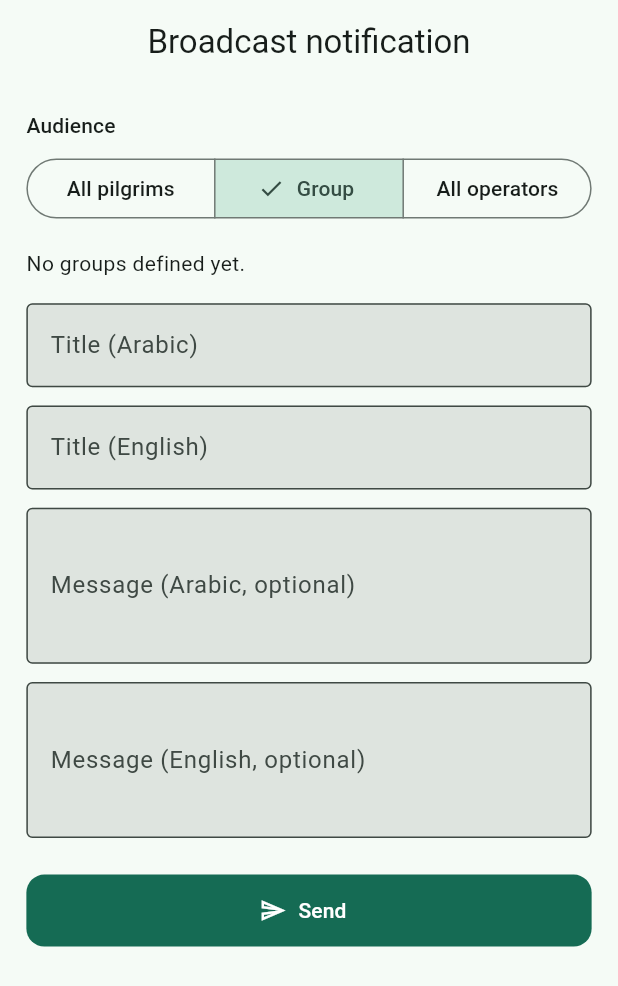
After one commit to khmoustafa95/rafiq_alhajj, a Flutter app: the AdminNotificationBroadcastScreen screen opened by its route, after a tap on "Group", on a phone screen of 412 x 824 dp. The commit adds this screen. Shown: the top 986 px of the screen. Run offline on Flutter 3.47's test engine with Material 3 defaults, Android fonts, the phone set to English and light mode, and no system bars; our stand-ins replace adhan, file_picker, fl_chart, flutter_compass, flutter_riverpod, flutter_screenutil and 6 more; missing offline and left inert: quran; accounts and stored records are empty; generated files the repository leaves out were written again.

Commit message:
Enhance notifications feature: add admin notification broadcast screen, implement notification audience selection, and integrate real-time SnackBar for new notifications. Update routing and localization for new admin functionalities.

```diff
--- a/lib/core/routing/app_router.dart
+++ b/lib/core/routing/app_router.dart
@@ -26,6 +26,7 @@ import 'package:rafiq_alhajj/features/islamic_tools/presentation/widgets/prayer_
 import 'package:rafiq_alhajj/features/islamic_tools/presentation/widgets/qibla_screen.dart';
 import 'package:rafiq_alhajj/features/islamic_tools/presentation/widgets/quran_surah_detail_screen.dart';
 import 'package:rafiq_alhajj/features/islamic_tools/presentation/widgets/quran_surah_list_screen.dart';
+import 'package:rafiq_alhajj/features/notifications/presentation/widgets/admin_notification_broadcast_screen.dart';
 import 'package:rafiq_alhajj/features/notifications/presentation/widgets/notification_list_screen.dart';
 import 'package:rafiq_alhajj/features/operator_intake/presentation/widgets/operator_intake_screen.dart';
 import 'package:rafiq_alhajj/features/operator_intake/presentation/widgets/operator_login_screen.dart';
@@ -208,6 +209,12 @@ GoRouter appRouter(Ref ref) {
         builder: (context, state) => const AdminDashboardScreen(),
       ),
       GoRoute(
+        path: AppRoutes.adminNotificationSend,
+        name: 'adminNotificationSend',
+        builder: (context, state) =>
+            const AdminNotificationBroadcastScreen(),
+      ),
+      GoRoute(
         path: AppRoutes.adminContent,
         name: 'adminContent',
         builder: (context, state) => const AdminContentListScreen(),
--- a/lib/core/routing/app_routes.dart
+++ b/lib/core/routing/app_routes.dart
@@ -33,6 +33,7 @@ abstract final class AppRoutes {
   static const String fieldOperatorPilgrim = '/operator/field/:profileId';
   static const String adminLogin = '/admin/login';
   static const String adminDashboard = '/admin/dashboard';
+  static const String adminNotificationSend = '/admin/notifications/send';
   static const String adminContent = '/admin/content';
   static const String adminContentNew = '/admin/content/new';
   static const String adminContentEdit = '/admin/content/:id/edit';
--- a/lib/core/widgets/app_root.dart
+++ b/lib/core/widgets/app_root.dart
@@ -5,6 +5,7 @@ import 'package:flutter_screenutil/flutter_screenutil.dart';
 import 'package:rafiq_alhajj/core/config/app_config.dart';
 import 'package:rafiq_alhajj/core/routing/app_router.dart';
 import 'package:rafiq_alhajj/core/theme/app_theme.dart';
+import 'package:rafiq_alhajj/features/notifications/presentation/widgets/notification_toast_host.dart';
 import 'package:rafiq_alhajj/l10n/app_localizations.dart';
 
 /// Root widget: Riverpod, ScreenUtil, theme, l10n, and [GoRouter].
@@ -47,6 +48,9 @@ class AppRoot extends ConsumerWidget {
           ],
           supportedLocales: AppLocalizations.supportedLocales,
           routerConfig: router,
+          builder: (context, routerChild) {
+            return NotificationToastHost(child: routerChild);
+          },
         );
       },
     );
--- a/lib/features/admin_analytics/presentation/widgets/admin_dashboard_screen.dart
+++ b/lib/features/admin_analytics/presentation/widgets/admin_dashboard_screen.dart
@@ -117,6 +117,12 @@ class AdminDashboardScreen extends ConsumerWidget {
               ),
               SizedBox(height: 16.h),
               OutlinedButton.icon(
+                onPressed: () => context.push(AppRoutes.adminNotificationSend),
+                icon: const Icon(Icons.campaign_outlined),
+                label: Text(l10n.adminSendNotification),
+              ),
+              SizedBox(height: 12.h),
+              OutlinedButton.icon(
                 onPressed: () => context.push(AppRoutes.adminContent),
                 icon: const Icon(Icons.article_outlined),
                 label: Text(l10n.adminManageContent),
--- a/lib/features/notifications/data/repositories/notification_repository.dart
+++ b/lib/features/notifications/data/repositories/notification_repository.dart
@@ -1,6 +1,7 @@
 import 'package:rafiq_alhajj/core/config/app_config.dart';
 import 'package:rafiq_alhajj/features/notifications/data/dtos/inbox_notification_dto.dart';
 import 'package:rafiq_alhajj/features/notifications/domain/models/inbox_notification.dart';
+import 'package:rafiq_alhajj/features/notifications/domain/models/notification_audience.dart';
 import 'package:supabase_flutter/supabase_flutter.dart';
 
 class NotificationException implements Exception {
@@ -95,6 +96,60 @@ class NotificationRepository {
     }
   }
 
+  Future<List<NotificationGroupOption>> fetchGroups() async {
+    if (!isAvailable) {
+      return [];
+    }
+
+    try {
+      final rows = await _client!
+          .from('groups')
+          .select('id, name')
+          .order('name');
+
+      return (rows as List<dynamic>)
+          .map(
+            (row) {
+              final map = Map<String, dynamic>.from(row as Map);
+              return NotificationGroupOption(
+                id: map['id'] as String,
+                name: map['name'] as String,
+              );
+            },
+          )
+          .toList();
+    } on PostgrestException catch (e) {
+      throw NotificationException(e.message);
+    }
+  }
+
+  Future<int> sendBroadcast({
+    required NotificationBroadcastInput input,
+  }) async {
+    if (!isAvailable) {
+      throw const NotificationException('Supabase is not configured');
+    }
+
+    try {
+      final result = await _client!.rpc<num>(
+        'send_notification_broadcast',
+        params: {
+          'p_audience': input.audience.rpcValue,
+          'p_title_ar': input.titleAr,
+          'p_title_en': input.titleEn,
+          'p_body_ar': input.bodyAr,
+          'p_body_en': input.bodyEn,
+          'p_payload': input.payload,
+          'p_group_id': input.groupId,
+        },
+      );
+
+      return result.toInt();
+    } on PostgrestException catch (e) {
+      throw NotificationException(e.message);
+    }
+  }
+
   Future<void> markAllAsRead(String recipientId) async {
     if (!isAvailable) {
       return;
--- /dev/null
+++ b/lib/features/notifications/domain/models/notification_audience.dart
@@ -0,0 +1,38 @@
+enum NotificationAudience {
+  allPilgrims,
+  groupPilgrims,
+  allOperators;
+
+  String get rpcValue => switch (this) {
+        NotificationAudience.allPilgrims => 'all_pilgrims',
+        NotificationAudience.groupPilgrims => 'group_pilgrims',
+        NotificationAudience.allOperators => 'all_operators',
+      };
+}
+
+class NotificationGroupOption {
+  const NotificationGroupOption({required this.id, required this.name});
+
+  final String id;
+  final String name;
+}
+
+class NotificationBroadcastInput {
+  const NotificationBroadcastInput({
+    required this.audience,
+    required this.titleAr,
+    required this.titleEn,
+    this.bodyAr,
+    this.bodyEn,
+    this.groupId,
+    this.payload = const {},
+  });
+
+  final NotificationAudience audience;
+  final String titleAr;
+  final String titleEn;
+  final String? bodyAr;
+  final String? bodyEn;
+  final String? groupId;
+  final Map<String, dynamic> payload;
+}
--- /dev/null
+++ b/lib/features/notifications/presentation/widgets/admin_notification_broadcast_screen.dart
@@ -0,0 +1,226 @@
+import 'dart:async';
+
+import 'package:flutter/material.dart';
+import 'package:flutter_riverpod/flutter_riverpod.dart';
+import 'package:flutter_screenutil/flutter_screenutil.dart';
+import 'package:rafiq_alhajj/features/notifications/domain/models/notification_audience.dart';
+import 'package:rafiq_alhajj/features/notifications/presentation/providers/notification_providers.dart';
+import 'package:rafiq_alhajj/l10n/app_localizations.dart';
+
+class AdminNotificationBroadcastScreen extends ConsumerStatefulWidget {
+  const AdminNotificationBroadcastScreen({super.key});
+
+  @override
+  ConsumerState<AdminNotificationBroadcastScreen> createState() =>
+      _AdminNotificationBroadcastScreenState();
+}
+
+class _AdminNotificationBroadcastScreenState
+    extends ConsumerState<AdminNotificationBroadcastScreen> {
+  final _formKey = GlobalKey<FormState>();
+  final _titleArController = TextEditingController();
+  final _titleEnController = TextEditingController();
+  final _bodyArController = TextEditingController();
+  final _bodyEnController = TextEditingController();
+
+  NotificationAudience _audience = NotificationAudience.allPilgrims;
+  String? _groupId;
+
+  @override
+  void dispose() {
+    _titleArController.dispose();
+    _titleEnController.dispose();
+    _bodyArController.dispose();
+    _bodyEnController.dispose();
+    super.dispose();
+  }
+
+  Future<void> _submit() async {
+    if (!_formKey.currentState!.validate()) {
+      return;
+    }
+
+    if (_audience == NotificationAudience.groupPilgrims && _groupId == null) {
+      return;
+    }
+
+    final l10n = AppLocalizations.of(context);
+    final count = await ref
+        .read(adminNotificationBroadcastProvider.notifier)
+        .send(
+          NotificationBroadcastInput(
+            audience: _audience,
+            titleAr: _titleArController.text.trim(),
+            titleEn: _titleEnController.text.trim(),
+            bodyAr: _optionalText(_bodyArController.text),
+            bodyEn: _optionalText(_bodyEnController.text),
+            groupId: _groupId,
+            payload: const {'route': 'home'},
+          ),
+        );
+
+    if (!mounted) {
+      return;
+    }
+
+    if (count == null) {
+      ScaffoldMessenger.of(context).showSnackBar(
+        SnackBar(content: Text(l10n.adminNotificationSendError)),
+      );
+      return;
+    }
+
+    ScaffoldMessenger.of(context).showSnackBar(
+      SnackBar(
+        content: Text(l10n.adminNotificationSendSuccess(count)),
+      ),
+    );
+
+    _titleArController.clear();
+    _titleEnController.clear();
+    _bodyArController.clear();
+    _bodyEnController.clear();
+  }
+
+  String? _optionalText(String value) {
+    final trimmed = value.trim();
+    return trimmed.isEmpty ? null : trimmed;
+  }
+
+  @override
+  Widget build(BuildContext context) {
+    final l10n = AppLocalizations.of(context);
+    final groupsAsync = ref.watch(notificationGroupsProvider);
+    final isSending = ref.watch(adminNotificationBroadcastProvider).isLoading;
+
+    return Scaffold(
+      appBar: AppBar(
+        title: Text(l10n.adminNotificationSendTitle),
+      ),
+      body: Form(
+        key: _formKey,
+        child: ListView(
+          padding: EdgeInsets.all(16.w),
+          children: [
+            Text(
+              l10n.adminNotificationAudienceLabel,
+              style: Theme.of(context).textTheme.titleSmall,
+            ),
+            SizedBox(height: 8.h),
+            SegmentedButton<NotificationAudience>(
+              segments: [
+                ButtonSegment(
+                  value: NotificationAudience.allPilgrims,
+                  label: Text(l10n.adminNotificationAudienceAllPilgrims),
+                ),
+                ButtonSegment(
+                  value: NotificationAudience.groupPilgrims,
+                  label: Text(l10n.adminNotificationAudienceGroup),
+                ),
+                ButtonSegment(
+                  value: NotificationAudience.allOperators,
+                  label: Text(l10n.adminNotificationAudienceOperators),
+                ),
+              ],
+              selected: {_audience},
+              onSelectionChanged: (selection) {
+                setState(() {
+                  _audience = selection.first;
+                  if (_audience != NotificationAudience.groupPilgrims) {
+                    _groupId = null;
+                  }
+                });
+              },
+            ),
+            if (_audience == NotificationAudience.groupPilgrims) ...[
+              SizedBox(height: 16.h),
+              groupsAsync.when(
+                loading: () => const LinearProgressIndicator(),
+                error: (_, _) => Text(l10n.adminNotificationGroupsLoadError),
+                data: (groups) {
+                  if (groups.isEmpty) {
+                    return Text(l10n.adminNotificationGroupsEmpty);
+                  }
+                  return DropdownButtonFormField<String>(
+                    decoration: InputDecoration(
+                      labelText: l10n.adminNotificationGroupLabel,
+                      border: const OutlineInputBorder(),
+                    ),
+                    initialValue: _groupId,
+                    items: [
+                      for (final group in groups)
+                        DropdownMenuItem(
+                          value: group.id,
+                          child: Text(group.name),
+                        ),
+                    ],
+                    onChanged: (value) => setState(() => _groupId = value),
+                    validator: (value) {
+                      if (_audience == NotificationAudience.groupPilgrims &&
+                          (value == null || value.isEmpty)) {
+                        return l10n.adminNotificationGroupRequired;
+                      }
+                      return null;
+                    },
+                  );
+                },
+              ),
+            ],
+            SizedBox(height: 16.h),
+            TextFormField(
+              controller: _titleArController,
+              decoration: InputDecoration(
+                labelText: l10n.adminNotificationTitleAr,
+                border: const OutlineInputBorder(),
+              ),
+              validator: (value) => value == null || value.trim().isEmpty
+                  ? l10n.adminNotificationTitleRequired
+                  : null,
+            ),
+            SizedBox(height: 12.h),
+            TextFormField(
+              controller: _titleEnController,
+              decoration: InputDecoration(
+                labelText: l10n.adminNotificationTitleEn,
+                border: const OutlineInputBorder(),
+              ),
+              validator: (value) => value == null || value.trim().isEmpty
+                  ? l10n.adminNotificationTitleRequired
+                  : null,
+            ),
+            SizedBox(height: 12.h),
+            TextFormField(
+              controller: _bodyArController,
+              decoration: InputDecoration(
+                labelText: l10n.adminNotificationBodyAr,
+                border: const OutlineInputBorder(),
+              ),
+              maxLines: 3,
+            ),
+            SizedBox(height: 12.h),
+            TextFormField(
+              controller: _bodyEnController,
+              decoration: InputDecoration(
+                labelText: l10n.adminNotificationBodyEn,
+                border: const OutlineInputBorder(),
+              ),
+              maxLines: 3,
+            ),
+            SizedBox(height: 24.h),
+            FilledButton.icon(
+              onPressed: isSending ? null : _submit,
+              icon: isSending
+                  ? SizedBox(
+                      width: 18.w,
+                      height: 18.w,
+                      child: const CircularProgressIndicator(strokeWidth: 2),
+                    )
+                  : const Icon(Icons.send_outlined),
+              label: Text(l10n.adminNotificationSendButton),
+            ),
+          ],
+        ),
+      ),
+    );
+  }
+}
--- /dev/null
+++ b/lib/features/notifications/presentation/widgets/notification_toast_host.dart
@@ -0,0 +1,67 @@
+import 'dart:async';
+
+import 'package:flutter/material.dart';
+import 'package:flutter_riverpod/flutter_riverpod.dart';
+import 'package:go_router/go_router.dart';
+import 'package:rafiq_alhajj/core/routing/app_routes.dart';
+import 'package:rafiq_alhajj/features/notifications/application/utils/notification_navigation.dart';
+import 'package:rafiq_alhajj/features/notifications/domain/models/inbox_notification.dart';
+import 'package:rafiq_alhajj/features/notifications/presentation/providers/notification_providers.dart';
+import 'package:rafiq_alhajj/l10n/app_localizations.dart';
+
+/// Shows an in-app [SnackBar] when a new unread notification arrives (Realtime).
+class NotificationToastHost extends ConsumerWidget {
+  const NotificationToastHost({required this.child, super.key});
+
+  final Widget? child;
+
+  @override
+  Widget build(BuildContext context, WidgetRef ref) {
+    ref.listen<AsyncValue<InboxNotification>>(
+      notificationToastEventsProvider,
+      (previous, next) {
+        next.whenData((notification) {
+          _showToast(context, notification);
+        });
+      },
+    );
+
+    return child ?? const SizedBox.shrink();
+  }
+
+  void _showToast(BuildContext context, InboxNotification notification) {
+    final messenger = ScaffoldMessenger.maybeOf(context);
+    if (messenger == null) {
+      return;
+    }
+
+    final l10n = AppLocalizations.of(context);
+    final locale = Localizations.localeOf(context).languageCode;
+    final title = notification.titleForLocale(locale);
+
+    messenger.hideCurrentSnackBar();
+    messenger.showSnackBar(
+      SnackBar(
+        content: Text(title),
+        action: SnackBarAction(
+          label: l10n.notificationsOpenInbox,
+          onPressed: () {
+            if (!context.mounted) {
+              return;
+            }
+            final router = GoRouter.of(context);
+            final onNotifications =
+                router.state.matchedLocation == AppRoutes.notifications;
+            if (onNotifications) {
+              navigateFromNotification(context, notification);
+            } else {
+              unawaited(context.push(AppRoutes.notifications));
+            }
+          },
+        ),
+        behavior: SnackBarBehavior.floating,
+        duration: const Duration(seconds: 5),
+      ),
+    );
+  }
+}
--- a/lib/l10n/app_en.arb
+++ b/lib/l10n/app_en.arb
@@ -404,5 +404,26 @@
   "notificationsOpenInbox": "Notifications",
   "notificationsEmpty": "No notifications yet.",
   "notificationsLoadError": "Could not load notifications.",
-  "notificationsMarkAllRead": "Mark all read"
+  "notificationsMarkAllRead": "Mark all read",
+  "adminSendNotification": "Send notification",
+  "adminNotificationSendTitle": "Broadcast notification",
+  "adminNotificationAudienceLabel": "Audience",
+  "adminNotificationAudienceAllPilgrims": "All pilgrims",
+  "adminNotificationAudienceGroup": "Group",
+  "adminNotificationAudienceOperators": "All operators",
+  "adminNotificationGroupLabel": "Group",
+  "adminNotificationGroupRequired": "Select a group.",
+  "adminNotificationGroupsLoadError": "Could not load groups.",
+  "adminNotificationGroupsEmpty": "No groups defined yet.",
+  "adminNotificationTitleAr": "Title (Arabic)",
+  "adminNotificationTitleEn": "Title (English)",
+  "adminNotificationTitleRequired": "Title is required.",
+  "adminNotificationBodyAr": "Message (Arabic, optional)",
+  "adminNotificationBodyEn": "Message (English, optional)",
+  "adminNotificationSendButton": "Send",
+  "adminNotificationSendSuccess": "Sent to {count} recipients.",
+  "@adminNotificationSendSuccess": {
+    "placeholders": {"count": {"type": "int"}}
+  },
+  "adminNotificationSendError": "Could not send notification."
 }
--- a/lib/l10n/app_localizations.dart
+++ b/lib/l10n/app_localizations.dart
@@ -1482,6 +1482,114 @@ abstract class AppLocalizations {
   /// In en, this message translates to:
   /// **'Mark all read'**
   String get notificationsMarkAllRead;
+
+  /// No description provided for @adminSendNotification.
+  ///
+  /// In en, this message translates to:
+  /// **'Send notification'**
+  String get adminSendNotification;
+
+  /// No description provided for @adminNotificationSendTitle.
+  ///
+  /// In en, this message translates to:
+  /// **'Broadcast notification'**
+  String get adminNotificationSendTitle;
+
+  /// No description provided for @adminNotificationAudienceLabel.
+  ///
+  /// In en, this message translates to:
+  /// **'Audience'**
+  String get adminNotificationAudienceLabel;
+
+  /// No description provided for @adminNotificationAudienceAllPilgrims.
+  ///
+  /// In en, this message translates to:
+  /// **'All pilgrims'**
+  String get adminNotificationAudienceAllPilgrims;
+
+  /// No description provided for @adminNotificationAudienceGroup.
+  ///
+  /// In en, this message translates to:
+  /// **'Group'**
+  String get adminNotificationAudienceGroup;
+
+  /// No description provided for @adminNotificationAudienceOperators.
+  ///
+  /// In en, this message translates to:
+  /// **'All operators'**
+  String get adminNotificationAudienceOperators;
+
+  /// No description provided for @adminNotificationGroupLabel.
+  ///
+  /// In en, this message translates to:
+  /// **'Group'**
+  String get adminNotificationGroupLabel;
+
+  /// No description provided for @adminNotificationGroupRequired.
+  ///
+  /// In en, this message translates to:
+  /// **'Select a group.'**
+  String get adminNotificationGroupRequired;
+
+  /// No description provided for @adminNotificationGroupsLoadError.
+  ///
+  /// In en, this message translates to:
+  /// **'Could not load groups.'**
+  String get adminNotificationGroupsLoadError;
+
+  /// No description provided for @adminNotificationGroupsEmpty.
+  ///
+  /// In en, this message translates to:
+  /// **'No groups defined yet.'**
+  String get adminNotificationGroupsEmpty;
+
+  /// No description provided for @adminNotificationTitleAr.
+  ///
+  /// In en, this message translates to:
+  /// **'Title (Arabic)'**
+  String get adminNotificationTitleAr;
+
+  /// No description provided for @adminNotificationTitleEn.
+  ///
+  /// In en, this message translates to:
+  /// **'Title (English)'**
+  String get adminNotificationTitleEn;
+
+  /// No description provided for @adminNotificationTitleRequired.
+  ///
+  /// In en, this message translates to:
+  /// **'Title is required.'**
+  String get adminNotificationTitleRequired;
+
+  /// No description provided for @adminNotificationBodyAr.
+  ///
+  /// In en, this message translates to:
+  /// **'Message (Arabic, optional)'**
+  String get adminNotificationBodyAr;
+
+  /// No description provided for @adminNotificationBodyEn.
+  ///
+  /// In en, this message translates to:
+  /// **'Message (English, optional)'**
+  String get adminNotificationBodyEn;
+
+  /// No description provided for @adminNotificationSendButton.
+  ///
+  /// In en, this message translates to:
+  /// **'Send'**
+  String get adminNotificationSendButton;
+
+  /// No description provided for @adminNotificationSendSuccess.
+  ///
+  /// In en, this message translates to:
+  /// **'Sent to {count} recipients.'**
+  String adminNotificationSendSuccess(int count);
+
+  /// No description provided for @adminNotificationSendError.
+  ///
+  /// In en, this message translates to:
+  /// **'Could not send notification.'**
+  String get adminNotificationSendError;
 }
 
 class _AppLocalizationsDelegate
--- a/lib/l10n/app_localizations_en.dart
+++ b/lib/l10n/app_localizations_en.dart
@@ -763,4 +763,60 @@ class AppLocalizationsEn extends AppLocalizations {
 
   @override
   String get notificationsMarkAllRead => 'Mark all read';
+
+  @override
+  String get adminSendNotification => 'Send notification';
+
+  @override
+  String get adminNotificationSendTitle => 'Broadcast notification';
+
+  @override
+  String get adminNotificationAudienceLabel => 'Audience';
+
+  @override
+  String get adminNotificationAudienceAllPilgrims => 'All pilgrims';
+
+  @override
+  String get adminNotificationAudienceGroup => 'Group';
+
+  @override
+  String get adminNotificationAudienceOperators => 'All operators';
+
+  @override
+  String get adminNotificationGroupLabel => 'Group';
+
+  @override
+  String get adminNotificationGroupRequired => 'Select a group.';
+
+  @override
+  String get adminNotificationGroupsLoadError => 'Could not load groups.';
+
+  @override
+  String get adminNotificationGroupsEmpty => 'No groups defined yet.';
+
+  @override
+  String get adminNotificationTitleAr => 'Title (Arabic)';
+
+  @override
+  String get adminNotificationTitleEn => 'Title (English)';
+
+  @override
+  String get adminNotificationTitleRequired => 'Title is required.';
+
+  @override
+  String get adminNotificationBodyAr => 'Message (Arabic, optional)';
+
+  @override
+  String get adminNotificationBodyEn => 'Message (English, optional)';
+
+  @override
+  String get adminNotificationSendButton => 'Send';
+
+  @override
+  String adminNotificationSendSuccess(int count) {
+    return 'Sent to $count recipients.';
+  }
+
+  @override
+  String get adminNotificationSendError => 'Could not send notification.';
 }
```
Also changed, not shown: lib/features/notifications/presentation/providers/notification_providers.dart (+70 -0 lines), lib/l10n/app_ar.arb (+19 -1 lines), lib/l10n/app_localizations_ar.dart (+56 -0 lines), lib/core/routing/app_router.g.dart, lib/features/notifications/presentation/providers/notification_providers.g.dart, 3 other files.
